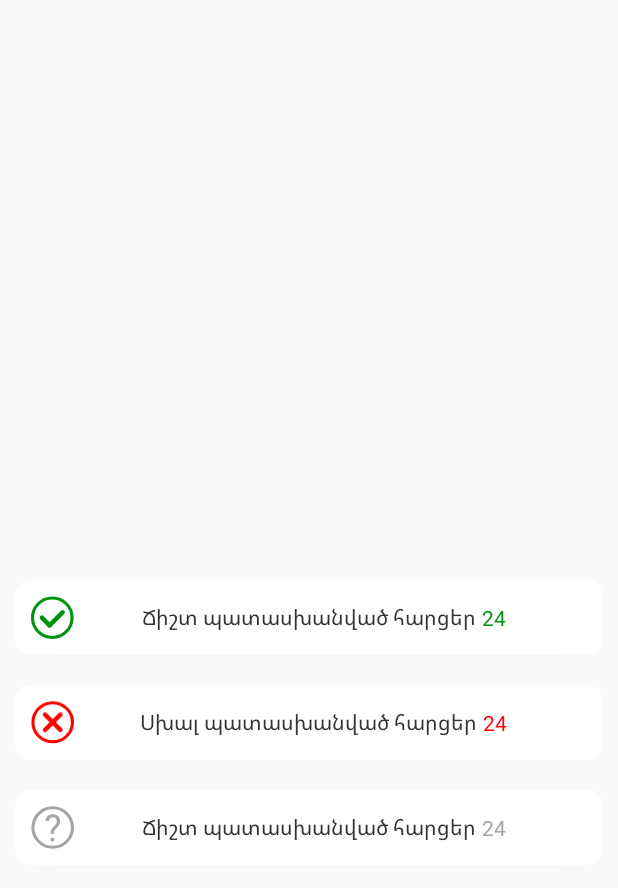
After one commit to VahagnMian/School, an Android app: the ProgressActivity screen opened directly, with no data from a screen before it, on a phone screen of 412 x 824 dp. The commit adds this screen. Shown: the top 888 px of the screen. Run offline under Robolectric (Android 15) with nearby library versions, the phone set to English and light mode, and no system bars.

Commit message:
Progress activity design ready

```diff
--- a/app/src/main/AndroidManifest.xml
+++ b/app/src/main/AndroidManifest.xml
@@ -9,6 +9,9 @@
         android:roundIcon="@mipmap/ic_launcher_round"
         android:supportsRtl="true"
         android:theme="@style/Theme.School">
+        <activity
+            android:name=".Activity.ProgressActivity"
+            android:exported="true" />
         <activity
             android:name=".Activity.MainActivity"
             android:exported="true" />
--- /dev/null
+++ b/app/src/main/java/com/mianv/school/Activity/ProgressActivity.java
@@ -0,0 +1,16 @@
+package com.mianv.school.Activity;
+
+import androidx.appcompat.app.AppCompatActivity;
+
+import android.os.Bundle;
+
+import com.mianv.school.R;
+
+public class ProgressActivity extends AppCompatActivity {
+
+    @Override
+    protected void onCreate(Bundle savedInstanceState) {
+        super.onCreate(savedInstanceState);
+        setContentView(R.layout.activity_progress);
+    }
+}
--- a/app/src/main/java/com/mianv/school/Activity/QuizActivity.java
+++ b/app/src/main/java/com/mianv/school/Activity/QuizActivity.java
@@ -50,7 +50,7 @@ public class QuizActivity extends AppCompatActivity {
             previousQuestion.setVisibility(View.GONE);
         }
 
-        radioGroupSetOnCheckedChangeListener();
+
 
 
         bindQuestionToViews(questions.get(currentIndex));
@@ -58,7 +58,7 @@ public class QuizActivity extends AppCompatActivity {
         addNextButtonListener();
         addPreviousButtonListener();
 
-
+        radioGroupSetOnCheckedChangeListener();
     }
 
 
@@ -121,17 +121,6 @@ public class QuizActivity extends AppCompatActivity {
         questionIndexText.setText("Հարց " + questions.get(currentIndex).getId()+ "/61");
     }
 
-    public void checkAnswer(Question question){
-
-        if (question.getCorrectAnswer() != checkedIdk){
-            //RadioButton correctRadioButton = findViewById(getRadioButtonIdFromIndex(question.getCorrectAnswer()));
-
-            changeRadioButtonDesignToWrong(checkedIdk);
-            radioGroup.check(question.getCorrectAnswer());
-        }
-
-    }
-
     public void setCheckedId(){
         switch (radioGroup.getCheckedRadioButtonId()){
             case R.id.radioButtonVariant1:
@@ -176,11 +165,6 @@ public class QuizActivity extends AppCompatActivity {
         return correctRadioButton;
     }
 
-    public void changeRadioButtonDesignToWrong(RadioButton radioButton){
-        radioButton.setBackgroundResource(R.drawable.radio_button_wrong_answer_background);
-        radioButton.setCompoundDrawablesWithIntrinsicBounds(0, 0, R.drawable.ic_radio_unchecked_wrong, 0);
-    }
-
     public void addNextButtonListener(){
         nextQuestion.setOnClickListener(new View.OnClickListener() {
             @Override
@@ -205,16 +189,7 @@ public class QuizActivity extends AppCompatActivity {
                 radioGroupSetOnCheckedChangeListener();
 
 
-                if (currentQuestion.getUsersAnswer() != 0) {
-                    if (currentQuestion.getUsersAnswer() != questions.get(currentIndex).getCorrectAnswer()){
-                        changeRadioButtonDesignToWrong(currentQuestion.getUsersAnswer());
-                        radioGroup.setOnCheckedChangeListener(null);
-                        radioGroup.check(getRadioButtonIdFromIndex(questions.get(currentIndex).getCorrectAnswer()));
-                    }else {
-                        radioGroup.check(getRadioButtonIdFromIndex(currentQuestion.getUsersAnswer()));
-
-                    }
-                }
+                retrieveCurrentAnswerAtNextAndPrevious(currentQuestion);
 
 
 
@@ -247,16 +222,7 @@ public class QuizActivity extends AppCompatActivity {
             uncheckAllRadioGroup();
             radioGroupSetOnCheckedChangeListener();
 
-            if (currentQuestion.getUsersAnswer() != 0) {
-                if (currentQuestion.getUsersAnswer() != questions.get(currentIndex).getCorrectAnswer()){
-                    changeRadioButtonDesignToWrong(currentQuestion.getUsersAnswer());
-                    radioGroup.setOnCheckedChangeListener(null);
-                    radioGroup.check(getRadioButtonIdFromIndex(questions.get(currentIndex).getCorrectAnswer()));
-                }else {
-                    radioGroup.check(getRadioButtonIdFromIndex(currentQuestion.getUsersAnswer()));
-
-                }
-            }
+            retrieveCurrentAnswerAtNextAndPrevious(currentQuestion);
         }
     });}
 
@@ -267,20 +233,23 @@ public class QuizActivity extends AppCompatActivity {
     }
 
     public void radioGroupSetOnCheckedChangeListener(){
-
-
-
         radioGroup.setOnCheckedChangeListener(new RadioGroup.OnCheckedChangeListener() {
             @Override
             public void onCheckedChanged(RadioGroup group, int checkedId) {
                 setCheckedId();
                 Question currentQuestion = questions.get(currentIndex);
                 currentQuestion.setUsersAnswer(checkedIdk);
-                 radioGroup.setOnCheckedChangeListener(null);
-                radioGroup.check(getRadioButtonIdFromIndex(questions.get(currentIndex).getCorrectAnswer()));
+                if(currentQuestion.getUsersAnswer() != currentQuestion.getCorrectAnswer()) {
+                    currentQuestion.setUsersAnswer(checkedIdk);
+                    radioGroup.setOnCheckedChangeListener(null);
+                    radioGroup.check(getRadioButtonIdFromIndex(questions.get(currentIndex).getCorrectAnswer()));
 
-                changeRadioButtonDesignToWrong(questions.get(currentIndex).getUsersAnswer());
-
+                    changeRadioButtonDesignToWrong(questions.get(currentIndex).getUsersAnswer());
+                }else {
+                    currentQuestion.setUsersAnswer(checkedIdk);
+                    radioGroup.setOnCheckedChangeListener(null);
+                    radioGroup.check(getRadioButtonIdFromIndex(currentQuestion.getCorrectAnswer()));
+                }
 
 
 
@@ -297,32 +266,6 @@ public class QuizActivity extends AppCompatActivity {
         changeRadioButtonDesignUnchecked(radioButton5);
     }
 
-    public void checkRadioWithIndex(int radioButtonIndex){
-        switch (radioButtonIndex){
-            case 1:
-                radioGroup.check(R.id.radioButtonVariant1);
-                break;
-
-            case 2:
-                radioGroup.check(R.id.radioButtonVariant2);
-                break;
-
-            case 3:
-                radioGroup.check(R.id.radioButtonVariant3);
-                break;
-
-            case 4:
-                radioGroup.check(R.id.radioButtonVariant4);
-                break;
-
-            case 5:
-                radioGroup.check(R.id.radioButtonVariant5);
-                break;
-        }
-
-
-    }
-
     public void changeRadioButtonDesignToWrong(int radioGroupIndex){
         RadioButton radioButton = findViewById(getRadioButtonIdFromIndex(radioGroupIndex));
         radioButton.setBackgroundResource(R.drawable.radio_button_wrong_answer_background);
@@ -330,6 +273,21 @@ public class QuizActivity extends AppCompatActivity {
 
     }
 
+    public void retrieveCurrentAnswerAtNextAndPrevious(Question currentQuestion){
+        if (currentQuestion.getUsersAnswer() != 0) {
+            if (currentQuestion.getUsersAnswer() != questions.get(currentIndex).getCorrectAnswer()){
+                changeRadioButtonDesignToWrong(currentQuestion.getUsersAnswer());
+                radioGroup.setOnCheckedChangeListener(null);
+                radioGroup.check(getRadioButtonIdFromIndex(questions.get(currentIndex).getCorrectAnswer()));
+            }else {
+                radioGroup.check(getRadioButtonIdFromIndex(currentQuestion.getUsersAnswer()));
+
+            }
+
+
+        }
+    }
+
 
 
 
--- a/app/src/main/java/com/mianv/school/Model/Question.java
+++ b/app/src/main/java/com/mianv/school/Model/Question.java
@@ -11,7 +11,7 @@ public class Question {
     String OptionThree= "";
     String OptionFour= "";
     String OptionFive="";
-    int usersAnswer=0;
+    int usersAnswer;
 
     public int getUsersAnswer() {
         return usersAnswer;
--- /dev/null
+++ b/app/src/main/res/drawable/ic_correct_answer_circle_progress.xml
@@ -0,0 +1,17 @@
+<vector xmlns:android="http://schemas.android.com/apk/res/android"
+    android:width="29dp"
+    android:height="29dp"
+    android:viewportWidth="29"
+    android:viewportHeight="29">
+  <path
+      android:pathData="M14.3622,14.6362m-12.743,0a12.743,12.743 0,1 1,25.486 0a12.743,12.743 0,1 1,-25.486 0"
+      android:strokeWidth="2"
+      android:fillColor="#00000000"
+      android:strokeColor="#009412"/>
+  <path
+      android:pathData="M8.7098,13.5943L13.6489,18.5334A1.4735,1.4735 0,0 1,13.6489 20.6173L13.6489,20.6173A1.4735,1.4735 90,0 1,11.565 20.6173L6.6258,15.6782A1.4735,1.4735 90,0 1,6.6258 13.5943L6.6259,13.5942A1.4735,1.4735 90,0 1,8.7098 13.5943z"
+      android:fillColor="#009412"/>
+  <path
+      android:pathData="M11.5917,18.5609L19.9567,10.1959A1.4735,1.4735 90,0 1,22.0406 10.1959L22.0406,10.1959A1.4735,1.4735 0,0 1,22.0406 12.2798L13.6756,20.6449A1.4735,1.4735 90,0 1,11.5917 20.6449L11.5917,20.6448A1.4735,1.4735 90,0 1,11.5917 18.5609z"
+      android:fillColor="#009412"/>
+</vector>
--- /dev/null
+++ b/app/src/main/res/drawable/ic_not_aswered_circle_progress.xml
@@ -0,0 +1,14 @@
+<vector xmlns:android="http://schemas.android.com/apk/res/android"
+    android:width="29dp"
+    android:height="29dp"
+    android:viewportWidth="29"
+    android:viewportHeight="29">
+  <path
+      android:pathData="M14.6374,14.5208m-12.743,0a12.743,12.743 0,1 1,25.486 0a12.743,12.743 0,1 1,-25.486 0"
+      android:strokeWidth="2"
+      android:fillColor="#00000000"
+      android:strokeColor="#A5A5A5"/>
+  <path
+      android:pathData="M13.2376,18.523C13.2532,17.5933 13.3586,16.8589 13.554,16.3199C13.7493,15.7808 14.1477,15.1832 14.7493,14.5269L16.2844,12.9449C16.9407,12.2027 17.2688,11.4058 17.2688,10.5543C17.2688,9.7339 17.054,9.0933 16.6243,8.6324C16.1946,8.1636 15.5696,7.9292 14.7493,7.9292C13.9524,7.9292 13.3118,8.1402 12.8274,8.5621C12.343,8.9839 12.1008,9.5504 12.1008,10.2613H9.9329C9.9485,8.9957 10.3977,7.9761 11.2805,7.2027C12.1711,6.4214 13.3274,6.0308 14.7493,6.0308C16.2258,6.0308 17.3743,6.4292 18.1946,7.2261C19.0227,8.0152 19.4368,9.1011 19.4368,10.4839C19.4368,11.8511 18.804,13.1988 17.5383,14.5269L16.261,15.7925C15.6907,16.4253 15.4055,17.3355 15.4055,18.523H13.2376ZM13.1438,22.2378C13.1438,21.8863 13.2493,21.5933 13.4602,21.3589C13.679,21.1168 13.9993,20.9957 14.4211,20.9957C14.843,20.9957 15.1633,21.1168 15.3821,21.3589C15.6008,21.5933 15.7102,21.8863 15.7102,22.2378C15.7102,22.5894 15.6008,22.8824 15.3821,23.1168C15.1633,23.3433 14.843,23.4566 14.4211,23.4566C13.9993,23.4566 13.679,23.3433 13.4602,23.1168C13.2493,22.8824 13.1438,22.5894 13.1438,22.2378Z"
+      android:fillColor="#A5A5A5"/>
+</vector>
--- /dev/null
+++ b/app/src/main/res/drawable/ic_wrong_answer_circle_progress.xml
@@ -0,0 +1,17 @@
+<vector xmlns:android="http://schemas.android.com/apk/res/android"
+    android:width="29dp"
+    android:height="28dp"
+    android:viewportWidth="29"
+    android:viewportHeight="28">
+  <path
+      android:pathData="M14.6374,13.8352m-12.743,0a12.743,12.743 0,1 1,25.486 0a12.743,12.743 0,1 1,-25.486 0"
+      android:strokeWidth="2"
+      android:fillColor="#00000000"
+      android:strokeColor="#FF0000"/>
+  <path
+      android:pathData="M10.7126,7.8265L20.646,17.7599A1.4735,1.4735 90,0 1,20.6461 19.8438L20.646,19.8438A1.4735,1.4735 90,0 1,18.5621 19.8438L8.6287,9.9104A1.4735,1.4735 90,0 1,8.6287 7.8265L8.6287,7.8265A1.4735,1.4735 0,0 1,10.7126 7.8265z"
+      android:fillColor="#FF0000"/>
+  <path
+      android:pathData="M8.6287,17.76L18.5621,7.8265A1.4735,1.4735 90,0 1,20.646 7.8265L20.646,7.8265A1.4735,1.4735 90,0 1,20.646 9.9104L10.7126,19.8439A1.4735,1.4735 0,0 1,8.6287 19.8439L8.6287,19.8439A1.4735,1.4735 90,0 1,8.6287 17.76z"
+      android:fillColor="#FF0000"/>
+</vector>
--- /dev/null
+++ b/app/src/main/res/layout/activity_progress.xml
@@ -0,0 +1,142 @@
+<?xml version="1.0" encoding="utf-8"?>
+<RelativeLayout xmlns:android="http://schemas.android.com/apk/res/android"
+    xmlns:app="http://schemas.android.com/apk/res-auto"
+    xmlns:tools="http://schemas.android.com/tools"
+    android:layout_width="match_parent"
+    android:layout_height="match_parent"
+    tools:context=".Activity.ProgressActivity">
+
+    <androidx.cardview.widget.CardView
+        android:id="@+id/correctCardView"
+        android:layout_margin="10dp"
+        android:layout_width="match_parent"
+        android:layout_height="wrap_content"
+        app:cardCornerRadius="10dp"
+        android:layout_centerVertical="true"
+        >
+
+        <RelativeLayout
+            android:layout_width="match_parent"
+            android:layout_height="match_parent"
+            android:layout_gravity="center">
+
+        <ImageView
+            android:id="@+id/correctImageView"
+            android:layout_width="30dp"
+            android:layout_height="30dp"
+            android:layout_margin="10dp"
+            android:src="@drawable/ic_correct_answer_circle_progress"/>
+
+            <TextView
+                android:id="@+id/correctTextView"
+                android:layout_width="wrap_content"
+                android:layout_height="wrap_content"
+                android:layout_centerInParent="true"
+                android:text="Ճիշտ պատասխանված հարցեր"
+                android:textColor="#323232" />
+
+            <TextView
+                android:id="@+id/correctProgress"
+            android:layout_width="wrap_content"
+            android:layout_height="wrap_content"
+            android:text="24"
+            android:layout_alignRight="@id/correctTextView"
+            android:layout_marginEnd="-20dp"
+            android:layout_centerVertical="true"
+            android:textColor="#009412"/>
+
+        </RelativeLayout>
+
+    </androidx.cardview.widget.CardView>
+
+    <androidx.cardview.widget.CardView
+        android:id="@+id/wrongCardView"
+        android:layout_margin="10dp"
+        android:layout_width="match_parent"
+        android:layout_height="wrap_content"
+        app:cardCornerRadius="10dp"
+        android:layout_centerVertical="true"
+        android:layout_below="@id/correctCardView"
+        >
+
+
+        <RelativeLayout
+            android:layout_width="match_parent"
+            android:layout_height="match_parent"
+            android:layout_gravity="center">
+
+            <ImageView
+                android:id="@+id/wrongImageView"
+                android:layout_width="30dp"
+                android:layout_height="30dp"
+                android:layout_margin="10dp"
+                android:src="@drawable/ic_wrong_answer_circle_progress"/>
+
+            <TextView
+                android:id="@+id/wrongTextView"
+                android:layout_width="wrap_content"
+                android:layout_height="wrap_content"
+                android:layout_centerInParent="true"
+                android:text="Սխալ պատասխանված հարցեր"
+                android:textColor="#323232" />
+
+            <TextView
+                android:id="@+id/wrongProgress"
+                android:layout_width="wrap_content"
+                android:layout_height="wrap_content"
+                android:text="24"
+                android:layout_alignRight="@id/wrongTextView"
+                android:layout_marginEnd="-20dp"
+                android:layout_centerVertical="true"
+                android:textColor="#ff0000"/>
+
+        </RelativeLayout>
+
+
+    </androidx.cardview.widget.CardView>
+
+    <androidx.cardview.widget.CardView
+        android:id="@+id/notAnswredCardView"
+        android:layout_margin="10dp"
+        android:layout_width="match_parent"
+        android:layout_height="wrap_content"
+        app:cardCornerRadius="10dp"
+        android:layout_centerVertical="true"
+        android:layout_below="@+id/wrongCardView"
+        >
+
+        <RelativeLayout
+            android:layout_width="match_parent"
+            android:layout_height="match_parent"
+            android:layout_gravity="center">
+
+            <ImageView
+                android:id="@+id/notAnswredImageView"
+                android:layout_width="30dp"
+                android:layout_height="30dp"
+                android:layout_margin="10dp"
+                android:src="@drawable/ic_not_aswered_circle_progress"/>
+
+            <TextView
+                android:id="@+id/notAnswredTextView"
+                android:layout_width="wrap_content"
+                android:layout_height="wrap_content"
+                android:layout_centerInParent="true"
+                android:text="Ճիշտ պատասխանված հարցեր"
+                android:textColor="#323232" />
+
+            <TextView
+                android:id="@+id/notAnswredProgress"
+                android:layout_width="wrap_content"
+                android:layout_height="wrap_content"
+                android:text="24"
+                android:layout_alignRight="@id/notAnswredTextView"
+                android:layout_marginEnd="-20dp"
+                android:layout_centerVertical="true"
+                android:textColor="#A5A5A5"/>
+
+        </RelativeLayout>
+
+    </androidx.cardview.widget.CardView>
+
+</RelativeLayout>
```
